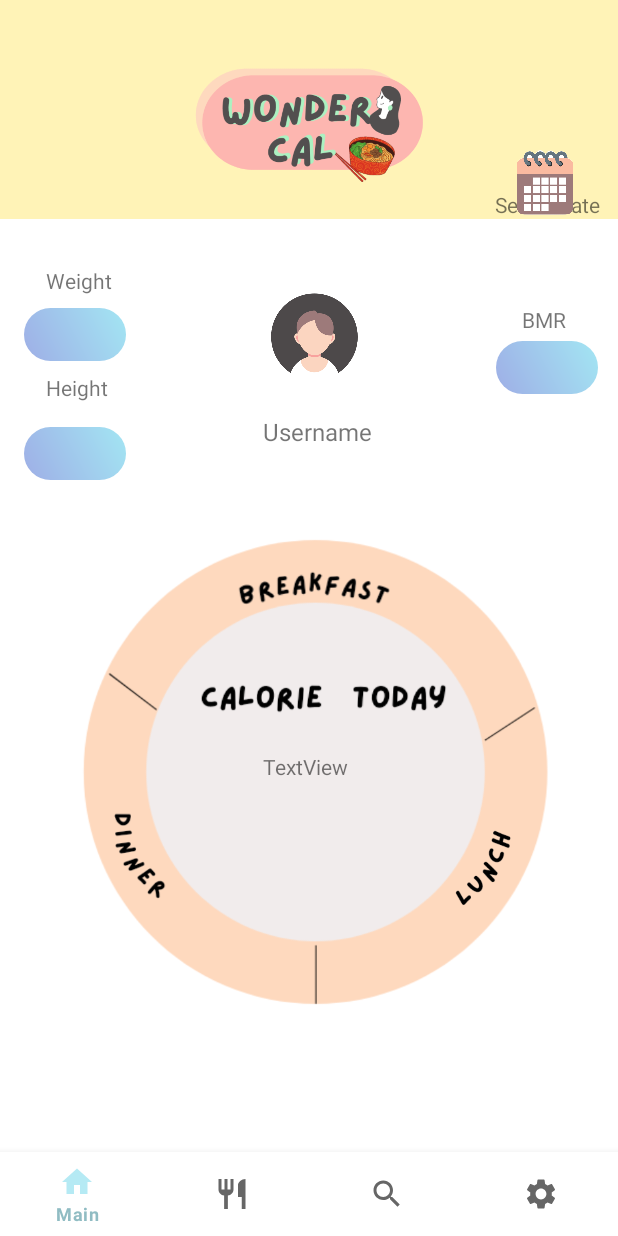
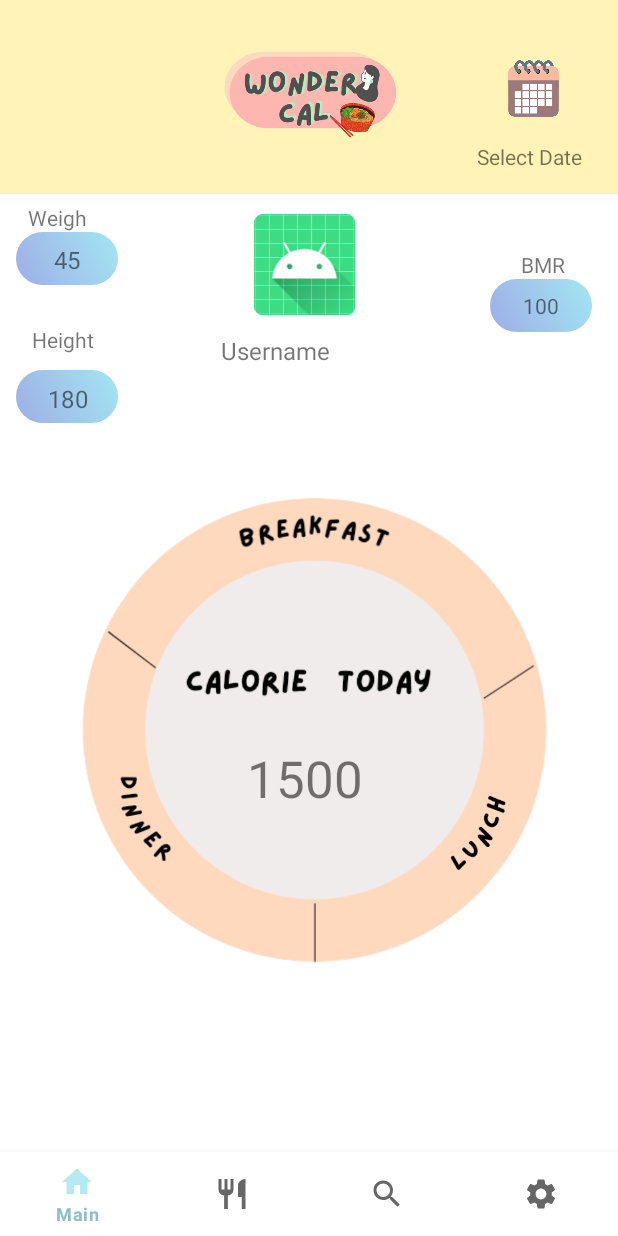
Before and after one commit to MilaMix/WonderCal, an Android app: the MainFragment screen opened directly, with no data from a screen before it, on a phone screen of 412 x 824 dp. Run offline under Robolectric (Android 15) with nearby library versions, the phone set to English and light mode, and no system bars; our stand-ins replace Picasso, Volley; libraries missing offline, so code that uses them is left out: cn.pedant; network calls fail; pictures from the network do not load; 9 statements that could not run were skipped.

Commit message:
no message

```diff
--- a/app/src/main/java/com/example/milamix/wondercal/Page/MainPage/MainFragment.java
+++ b/app/src/main/java/com/example/milamix/wondercal/Page/MainPage/MainFragment.java
@@ -21,6 +21,7 @@ import com.example.milamix.wondercal.Page.MealActivity;
 import com.example.milamix.wondercal.R;
 import com.example.milamix.wondercal.Service.SharePref;
 import com.example.milamix.wondercal.Utils.Utils;
+import com.squareup.picasso.Picasso;
 
 import org.json.JSONException;
 import org.json.JSONObject;
@@ -46,7 +47,11 @@ public class MainFragment extends Fragment {
     private ImageView breakfast;
     private ImageView lunch;
     private ImageView dinner;
+    private ImageView img;
 
+    private TextView txtW;
+    private TextView txtH;
+    private TextView txtB;
     private DatePickerDialog.OnDateSetListener setListener;
 
     public MainFragment() {
@@ -95,8 +100,26 @@ public class MainFragment extends Fragment {
             e.printStackTrace();
         }
 
+        img = (ImageView)getView().findViewById(R.id.img_main_profile);
+        txtW = (TextView)getView().findViewById(R.id.txtweight);
+        txtH = (TextView)getView().findViewById(R.id.txtheight);
+        txtB = (TextView)getView().findViewById(R.id.txtBMR);
         UsersEmail = (TextView) getView().findViewById(R.id.usersEmail);
+
         UsersEmail.setText(users.getEmail());
+        txtH.setText(users.getHeight()+"");
+        txtW.setText(users.getWeight()+"");
+        txtB.setText(users.getBMR()+"");
+
+        String url = users.getImg().equalsIgnoreCase("")?
+                "https://ggsc.s3.amazonaws.com/images/uploads/The_Science-Backed_Benefits_of_Being_a_Dog_Owner.jpg":
+                users.getImg();
+
+        Picasso.get()
+                .load(url)
+                .placeholder(R.mipmap.ic_launcher).fit()
+                .error(R.mipmap.ic_launcher)
+                .into(img);
 
         Calendar c = Calendar.getInstance();
         int y = c.get(Calendar.YEAR);
--- a/app/src/main/res/layout/fragment_main.xml
+++ b/app/src/main/res/layout/fragment_main.xml
@@ -11,54 +11,77 @@
 
 
     <ImageView
+        android:id="@+id/imageView8"
+        android:layout_width="68dp"
+        android:layout_height="35dp"
+        android:src="@drawable/cc"
+        app:layout_constraintBottom_toBottomOf="parent"
+        app:layout_constraintEnd_toEndOf="parent"
+        app:layout_constraintHorizontal_bias="0.031"
+        app:layout_constraintStart_toStartOf="parent"
+        app:layout_constraintTop_toBottomOf="@+id/textView12"
+        app:layout_constraintVertical_bias="0.0" />
+
+    <ImageView
         android:id="@+id/imageView11"
         android:layout_width="68dp"
         android:layout_height="35dp"
-        android:layout_marginStart="16dp"
         android:src="@drawable/cc"
         app:layout_constraintBottom_toBottomOf="parent"
+        app:layout_constraintEnd_toEndOf="parent"
+        app:layout_constraintHorizontal_bias="0.031"
         app:layout_constraintStart_toStartOf="parent"
-        app:layout_constraintTop_toBottomOf="@+id/tv_text"
-        app:layout_constraintVertical_bias="0.219" />
+        app:layout_constraintTop_toBottomOf="@+id/textView13"
+        app:layout_constraintVertical_bias="0.021" />
+
+    <TextView
+        android:id="@+id/txtheight"
+        android:layout_width="wrap_content"
+        android:layout_height="wrap_content"
+        android:text="180"
+        android:textSize="16sp"
+        app:layout_constraintBottom_toBottomOf="@+id/imageView11"
+        app:layout_constraintEnd_toEndOf="@+id/imageView11"
+        app:layout_constraintHorizontal_bias="0.512"
+        app:layout_constraintStart_toStartOf="@+id/imageView11"
+        app:layout_constraintTop_toTopOf="@+id/imageView11"
+        app:layout_constraintVertical_bias="0.615" />
 
     <TextView
         android:id="@+id/textView13"
-        android:layout_width="wrap_content"
-        android:layout_height="wrap_content"
-        android:layout_marginTop="8dp"
+        android:layout_width="41dp"
+        android:layout_height="19dp"
         android:text="Height"
-        app:layout_constraintBottom_toBottomOf="@+id/imageView11"
+        app:layout_constraintBottom_toBottomOf="parent"
         app:layout_constraintEnd_toEndOf="parent"
-        app:layout_constraintHorizontal_bias="0.083"
+        app:layout_constraintHorizontal_bias="0.058"
         app:layout_constraintStart_toStartOf="parent"
-        app:layout_constraintTop_toBottomOf="@+id/imageView8"
-        app:layout_constraintVertical_bias="0.0" />
-
-    <ImageView
-        android:id="@+id/imageView8"
-        android:layout_width="68dp"
-        android:layout_height="35dp"
-        android:layout_marginStart="16dp"
-        android:layout_marginTop="20dp"
-        android:src="@drawable/cc"
-        app:layout_constraintBottom_toBottomOf="@+id/imageView11"
-        app:layout_constraintEnd_toStartOf="@+id/imageView6"
-        app:layout_constraintHorizontal_bias="0.0"
-        app:layout_constraintStart_toStartOf="parent"
-        app:layout_constraintTop_toBottomOf="@+id/tv_text"
-        app:layout_constraintVertical_bias="0.25" />
+        app:layout_constraintTop_toBottomOf="@+id/txtweight"
+        app:layout_constraintVertical_bias="0.058" />
 
     <TextView
         android:id="@+id/textView12"
+        android:layout_width="43dp"
+        android:layout_height="19dp"
+        android:text="Weight"
+        app:layout_constraintBottom_toBottomOf="parent"
+        app:layout_constraintEnd_toEndOf="parent"
+        app:layout_constraintHorizontal_bias="0.05"
+        app:layout_constraintStart_toStartOf="parent"
+        app:layout_constraintTop_toBottomOf="@+id/linearLayout"
+        app:layout_constraintVertical_bias="0.01" />
+
+    <TextView
+        android:id="@+id/txtweight"
         android:layout_width="wrap_content"
         android:layout_height="wrap_content"
-        android:text="Weight"
+        android:text="45"
+        android:textSize="16sp"
         app:layout_constraintBottom_toBottomOf="@+id/imageView8"
-        app:layout_constraintEnd_toEndOf="parent"
-        app:layout_constraintHorizontal_bias="0.084"
-        app:layout_constraintStart_toStartOf="parent"
-        app:layout_constraintTop_toBottomOf="@+id/imageView3"
-        app:layout_constraintVertical_bias="0.125" />
+        app:layout_constraintEnd_toEndOf="@+id/imageView8"
+        app:layout_constraintStart_toStartOf="@+id/imageView8"
+        app:layout_constraintTop_toTopOf="@+id/imageView8"
+        app:layout_constraintVertical_bias="0.538" />
 
     <ImageView
         android:id="@+id/imageView12"
@@ -68,56 +91,53 @@
         app:layout_constraintBottom_toBottomOf="parent"
         app:layout_constraintEnd_toEndOf="parent"
         app:layout_constraintHorizontal_bias="0.949"
-        app:layout_constraintStart_toEndOf="@+id/imageView11"
-        app:layout_constraintTop_toBottomOf="@+id/tv_text"
-        app:layout_constraintVertical_bias="0.12" />
+        app:layout_constraintStart_toStartOf="parent"
+        app:layout_constraintTop_toBottomOf="@+id/textView14"
+        app:layout_constraintVertical_bias="0.0" />
 
     <TextView
         android:id="@+id/textView14"
-        android:layout_width="wrap_content"
-        android:layout_height="wrap_content"
-        android:layout_marginBottom="40dp"
+        android:layout_width="30dp"
+        android:layout_height="19dp"
         android:text="BMR"
-        app:layout_constraintBottom_toBottomOf="@+id/imageView12"
+        app:layout_constraintBottom_toBottomOf="parent"
         app:layout_constraintEnd_toEndOf="parent"
         app:layout_constraintHorizontal_bias="0.91"
         app:layout_constraintStart_toStartOf="parent"
-        app:layout_constraintTop_toBottomOf="@+id/tv_text"
-        app:layout_constraintVertical_bias="1.0" />
+        app:layout_constraintTop_toBottomOf="@+id/imageView3"
+        app:layout_constraintVertical_bias="0.060000002" />
 
-    <LinearLayout
+    <RelativeLayout
         android:id="@+id/linearLayout"
-        android:layout_width="453dp"
-        android:layout_height="146dp"
+        android:layout_width="451dp"
+        android:layout_height="129dp"
         android:background="@drawable/topmain"
         android:orientation="vertical"
         app:layout_constraintBottom_toBottomOf="parent"
         app:layout_constraintEnd_toEndOf="parent"
-        app:layout_constraintHorizontal_bias="0.476"
         app:layout_constraintStart_toStartOf="parent"
         app:layout_constraintTop_toTopOf="parent"
         app:layout_constraintVertical_bias="0.0">
 
-    </LinearLayout>
+    </RelativeLayout>
 
     <TextView
         android:id="@+id/tv_text"
         android:layout_width="86dp"
         android:layout_height="32dp"
         android:layout_marginEnd="-20dp"
-        android:layout_marginBottom="-35dp"
         android:text="Select Date"
         app:layout_constraintBottom_toBottomOf="@+id/linearLayout"
         app:layout_constraintEnd_toEndOf="parent"
-        app:layout_constraintHorizontal_bias="0.953"
+        app:layout_constraintHorizontal_bias="0.92"
         app:layout_constraintStart_toStartOf="parent"
-        app:layout_constraintTop_toTopOf="parent"
+        app:layout_constraintTop_toBottomOf="@+id/tv_text1"
         app:layout_constraintVertical_bias="0.85" />
 
     <ImageView
         android:id="@+id/imageView3"
-        android:layout_width="434dp"
-        android:layout_height="171dp"
+        android:layout_width="418dp"
+        android:layout_height="129dp"
         android:src="@drawable/logo"
         app:layout_constraintBottom_toBottomOf="parent"
         app:layout_constraintEnd_toEndOf="parent"
@@ -128,64 +148,71 @@
 
     <ImageView
         android:id="@+id/tv_text1"
-        android:layout_width="65dp"
-        android:layout_height="44dp"
-        android:layout_marginBottom="180dp"
+        android:layout_width="55dp"
+        android:layout_height="39dp"
         android:src="@drawable/calender"
-        app:layout_constraintBottom_toBottomOf="parent"
+        app:layout_constraintBottom_toBottomOf="@+id/linearLayout"
         app:layout_constraintEnd_toEndOf="parent"
-        app:layout_constraintHorizontal_bias="0.953"
+        app:layout_constraintHorizontal_bias="0.92"
         app:layout_constraintStart_toStartOf="parent"
         app:layout_constraintTop_toTopOf="parent"
-        app:layout_constraintVertical_bias="0.184" />
+        app:layout_constraintVertical_bias="0.44" />
 
 
     <TextView
         android:id="@+id/usersEmail"
-        android:layout_width="95dp"
-        android:layout_height="34dp"
+        android:layout_width="139dp"
+        android:layout_height="31dp"
         android:text="Username"
         android:textSize="16sp"
         app:layout_constraintBottom_toBottomOf="parent"
         app:layout_constraintEnd_toEndOf="parent"
-        app:layout_constraintHorizontal_bias="0.553"
+        app:layout_constraintHorizontal_bias="0.54"
         app:layout_constraintStart_toStartOf="parent"
-        app:layout_constraintTop_toTopOf="parent"
-        app:layout_constraintVertical_bias="0.377" />
+        app:layout_constraintTop_toBottomOf="@+id/img_main_profile"
+        app:layout_constraintVertical_bias="0.02" />
+
+    <ImageView
+        android:id="@+id/img_main_profile"
+        android:layout_width="67dp"
+        android:layout_height="71dp"
+        android:src="@drawable/profile"
+        app:layout_constraintBottom_toBottomOf="parent"
+        app:layout_constraintEnd_toEndOf="parent"
+        app:layout_constraintHorizontal_bias="0.491"
+        app:layout_constraintStart_toStartOf="parent"
+        app:layout_constraintTop_toBottomOf="@+id/imageView3"
+        app:layout_constraintVertical_bias="0.01999998" />
+
+    <TextView
+        android:id="@+id/txtBMR"
+        android:layout_width="wrap_content"
+        android:layout_height="wrap_content"
+        android:text="100"
+        app:layout_constraintBottom_toBottomOf="@+id/imageView12"
+        app:layout_constraintEnd_toEndOf="@+id/imageView12"
+        app:layout_constraintStart_toStartOf="@+id/imageView12"
+        app:layout_constraintTop_toTopOf="@+id/imageView12" />
+
+    <androidx.constraintlayout.widget.ConstraintLayout
+        android:id="@+id/relativeLayout2"
+        android:layout_width="410dp"
+        android:layout_height="380dp"
+        android:layout_marginEnd="1dp"
+        app:layout_constraintBottom_toBottomOf="parent"
+        app:layout_constraintEnd_toEndOf="parent"
+        app:layout_constraintStart_toStartOf="parent"
+        app:layout_constraintTop_toBottomOf="@+id/imageView11"
+        app:layout_constraintVertical_bias="0.13999999">
 
         <ImageView
             android:id="@+id/imageView14"
             android:layout_width="342dp"
-        android:layout_height="400dp"
-        android:layout_marginTop="4dp"
-        android:src="@drawable/e"
+            android:layout_height="match_parent"
+            android:src="@drawable/e1"
             app:layout_constraintEnd_toEndOf="parent"
-        app:layout_constraintHorizontal_bias="0.507"
             app:layout_constraintStart_toStartOf="parent"
-        app:layout_constraintTop_toBottomOf="@+id/usersEmail" />
-
-    <TextView
-        android:id="@+id/textView2"
-        android:layout_width="wrap_content"
-        android:layout_height="wrap_content"
-        android:textColor="#616161"
-        android:textSize="26dp"
-        app:layout_constraintBottom_toBottomOf="parent"
-        app:layout_constraintStart_toStartOf="parent"
-        app:layout_constraintTop_toTopOf="parent"
-        app:layout_constraintVertical_bias="0.459" />
-
-    <ImageView
-        android:id="@+id/breakfast"
-        android:layout_width="146dp"
-        android:layout_height="60dp"
-        android:src="@drawable/b"
-        app:layout_constraintBottom_toBottomOf="parent"
-        app:layout_constraintEnd_toEndOf="parent"
-        app:layout_constraintHorizontal_bias="0.498"
-        app:layout_constraintStart_toStartOf="parent"
-        app:layout_constraintTop_toTopOf="@+id/imageView14"
-        app:layout_constraintVertical_bias="0.116" />
+            app:layout_constraintTop_toTopOf="parent" />
 
         <ImageView
             android:id="@+id/imageView17"
@@ -194,22 +221,32 @@
             android:src="@drawable/caltoday"
             app:layout_constraintBottom_toBottomOf="@+id/imageView14"
             app:layout_constraintEnd_toEndOf="@+id/imageView14"
-        app:layout_constraintHorizontal_bias="0.568"
+            app:layout_constraintStart_toStartOf="@+id/imageView14"
+            app:layout_constraintTop_toBottomOf="@+id/breakfast"
+            app:layout_constraintVertical_bias="0.19" />
+
+        <TextView
+            android:id="@+id/textView10"
+            android:layout_width="82dp"
+            android:layout_height="37dp"
+            android:text="1500"
+            android:textSize="34sp"
+            app:layout_constraintBottom_toBottomOf="@+id/imageView14"
+            app:layout_constraintEnd_toEndOf="@+id/imageView14"
+            app:layout_constraintStart_toStartOf="@+id/imageView14"
+            app:layout_constraintTop_toBottomOf="@+id/imageView17"
+            app:layout_constraintVertical_bias="0.13" />
+
+        <ImageView
+            android:id="@+id/breakfast"
+            android:layout_width="146dp"
+            android:layout_height="60dp"
+            android:src="@drawable/b"
+            app:layout_constraintBottom_toBottomOf="parent"
+            app:layout_constraintEnd_toEndOf="@+id/imageView14"
             app:layout_constraintStart_toStartOf="@+id/imageView14"
             app:layout_constraintTop_toTopOf="@+id/imageView14"
-        app:layout_constraintVertical_bias="0.354" />
-
-    <ImageView
-        android:id="@+id/lunch"
-        android:layout_width="55dp"
-        android:layout_height="61dp"
-        android:src="@drawable/lunch1"
-        app:layout_constraintBottom_toBottomOf="@+id/imageView14"
-        app:layout_constraintEnd_toEndOf="@+id/imageView14"
-        app:layout_constraintHorizontal_bias="0.895"
-        app:layout_constraintStart_toStartOf="@+id/imageView14"
-        app:layout_constraintTop_toTopOf="@+id/imageView14"
-        app:layout_constraintVertical_bias="0.693" />
+            app:layout_constraintVertical_bias="0.07999998" />
 
         <ImageView
             android:id="@+id/dinner"
@@ -219,32 +256,23 @@
             android:src="@drawable/dinner1"
             app:layout_constraintBottom_toBottomOf="@+id/imageView14"
             app:layout_constraintEnd_toEndOf="@+id/imageView14"
-        app:layout_constraintHorizontal_bias="0.047"
+            app:layout_constraintHorizontal_bias="0.067"
             app:layout_constraintStart_toStartOf="@+id/imageView14"
-        app:layout_constraintTop_toTopOf="@+id/imageView14"
-        app:layout_constraintVertical_bias="0.668" />
+            app:layout_constraintTop_toBottomOf="@+id/imageView17"
+            app:layout_constraintVertical_bias="0.22000003" />
 
-    <TextView
-        android:id="@+id/textView10"
-        android:layout_width="82dp"
-        android:layout_height="37dp"
-        android:text="TextView"
+        <ImageView
+            android:id="@+id/lunch"
+            android:layout_width="55dp"
+            android:layout_height="61dp"
+            android:src="@drawable/lunch1"
             app:layout_constraintBottom_toBottomOf="@+id/imageView14"
             app:layout_constraintEnd_toEndOf="@+id/imageView14"
-        app:layout_constraintHorizontal_bias="0.538"
+            app:layout_constraintHorizontal_bias="0.885"
             app:layout_constraintStart_toStartOf="@+id/imageView14"
-        app:layout_constraintTop_toTopOf="@+id/imageView14"
-        app:layout_constraintVertical_bias="0.515" />
-
-    <ImageView
-        android:id="@+id/imageView6"
-        android:layout_width="71dp"
-        android:layout_height="67dp"
-        android:src="@drawable/profile"
-        app:layout_constraintBottom_toTopOf="@+id/usersEmail"
-        app:layout_constraintEnd_toStartOf="@+id/imageView12"
-        app:layout_constraintStart_toEndOf="@+id/imageView11"
-        app:layout_constraintTop_toBottomOf="@+id/imageView3" />
+            app:layout_constraintTop_toBottomOf="@+id/imageView17"
+            app:layout_constraintVertical_bias="0.364" />
+    </androidx.constraintlayout.widget.ConstraintLayout>
 
 
 </androidx.constraintlayout.widget.ConstraintLayout>
--- a/app/src/main/res/layout/fragment_restaurant.xml
+++ b/app/src/main/res/layout/fragment_restaurant.xml
@@ -16,8 +16,10 @@
         android:layout_height="0dp"
         app:layout_constraintBottom_toBottomOf="parent"
         app:layout_constraintEnd_toEndOf="parent"
+        app:layout_constraintHorizontal_bias="0.478"
         app:layout_constraintStart_toStartOf="parent"
-        app:layout_constraintTop_toBottomOf="@+id/constraintLayout" />
+        app:layout_constraintTop_toBottomOf="@+id/constraintLayout"
+        app:layout_constraintVertical_bias="0.0" />
 
     <androidx.constraintlayout.widget.ConstraintLayout
 
--- a/app/src/main/res/layout/fragment_settings.xml
+++ b/app/src/main/res/layout/fragment_settings.xml
@@ -79,8 +79,8 @@
         android:layout_width="wrap_content"
         android:layout_height="wrap_content"
         android:text="Change Image"
-        tools:layout_editor_absoluteX="213dp"
-        tools:layout_editor_absoluteY="177dp" />
+        tools:layout_editor_absoluteX="200dp"
+        tools:layout_editor_absoluteY="266dp" />
 
 
 </androidx.constraintlayout.widget.ConstraintLayout>
```
Also changed, not shown: app/src/main/java/com/example/milamix/wondercal/Models/UserInfoModels.java (+12 -0 lines), app/src/main/res/layout-v11/fragment_search.xml (deleted, +0 -61 lines), app/src/main/res/layout/activity_searchfood2.xml (+41 -12 lines), app/src/main/res/drawable/e1.png (added). Lines whose indentation alone changed are shown as unchanged.
